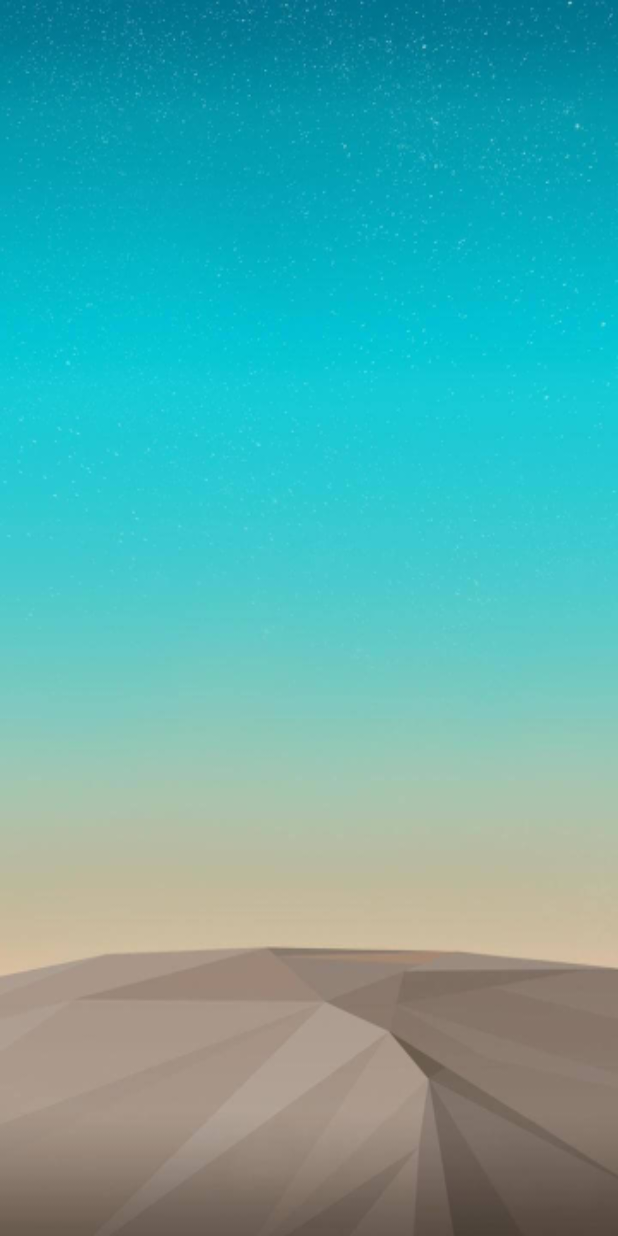
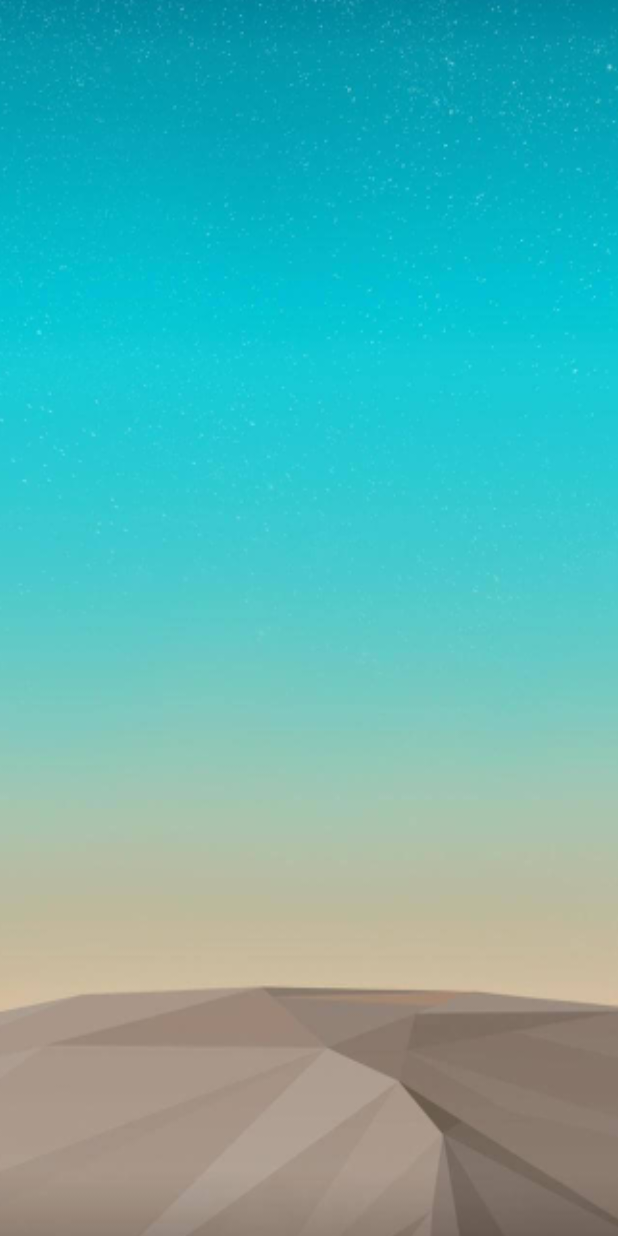
Before and after one commit to lvtanxi/TanxiNote, an Android app: the screen it shows after launch (LaunchAct), on a phone screen of 412 x 824 dp. Run offline under Robolectric (Android 15) with nearby library versions, the phone set to English and light mode, and no system bars; libraries missing offline, so code that uses them is left out: cn.bmob.v3, com.orhanobut.hawk, com.orhanobut.logger, com.zhy.http, rx.android.schedulers and 2 more; 10 statements that could not run were skipped.

Commit message:
优化程序

```diff
--- a/app/src/main/java/com/lv/note/ui/LaunchAct.kt
+++ b/app/src/main/java/com/lv/note/ui/LaunchAct.kt
@@ -1,6 +1,9 @@
 package com.lv.note.ui
 
+import android.animation.AnimatorSet
+import android.animation.ObjectAnimator
 import android.content.Intent
+import android.view.View
 import cn.bmob.v3.BmobQuery
 import com.lv.note.App
 import com.lv.note.R
@@ -24,11 +27,13 @@ class LaunchAct : BaseActivity(){
     val param = "isFrist"
 
     private var mSubscribe: Subscription? =null
+    private var mTopLay: View? =null
     override fun loadLayoutId(): Int {
         return R.layout.act_launch
     }
 
     override fun initViews() {
+        mTopLay=fdb(R.id.launch_lay)
     }
 
     override fun initData() {
@@ -38,7 +43,8 @@ class LaunchAct : BaseActivity(){
 
     override fun onResume() {
         super.onResume()
-        mSubscribe=Observable.timer(800,TimeUnit.MILLISECONDS)
+        startAnim()
+        mSubscribe=Observable.timer(1000,TimeUnit.MILLISECONDS)
                 .subscribe {
                     var mCl:Class<*> = LoginAct::class.java
                     if (App.getInstance().getPerson() == null)
@@ -49,6 +55,16 @@ class LaunchAct : BaseActivity(){
                     finish()
                 }
         addSubscription(mSubscribe)
+    }
+
+    fun startAnim(){
+        mTopLay?.let {
+            val scaleX = ObjectAnimator.ofFloat(mTopLay, "scaleX", 1f, 1.12f)
+            val scaleY = ObjectAnimator.ofFloat(mTopLay, "scaleY", 1f, 1.12f)
+            val animatorSet = AnimatorSet()
+            animatorSet.setDuration(1000).play(scaleX).with(scaleY)
+            animatorSet.start()
+        }
     }
 
     override fun onPause() {
--- a/app/src/main/java/com/lv/note/ui/WeatherFra.kt
+++ b/app/src/main/java/com/lv/note/ui/WeatherFra.kt
@@ -90,6 +90,7 @@ class WeatherFra : BaseFragment(), BGARefreshDelegate.BGARefreshListener {
 
                     override fun onResponse(response: String?, id: Int) {
                         response?.let {
+                            try {
                                 val jsonObj = JSONObject(response)
                                 val code: Int = jsonObj.optInt("errNum")
                                 if (code == 0) {
@@ -114,9 +115,12 @@ class WeatherFra : BaseFragment(), BGARefreshDelegate.BGARefreshListener {
                                     mfancyCoverFlow!!.adapter = LFancyCoverFlowAdapter(activity, datas)
                                     mfancyCoverFlow!!.setSelection(index)
                                     val mWeatherChartData = datas.filterIndexed { i, weather -> (i > index - 3 && i < index + 4) }
-                                mWeatherChartView!!.setTuView(mWeatherChartData, "单位: 摄氏度");
+                                    mWeatherChartView!!.setTuView(mWeatherChartData, "单位: 摄氏度")
                                 } else {
                                     toastError(jsonObj.optString("errMsg"))
+                                }
+                            }catch (e:Exception){
+                                toastError("获取天气失败")
                             }
                         }
                     }
--- a/app/src/main/res/layout/act_launch.xml
+++ b/app/src/main/res/layout/act_launch.xml
@@ -1,8 +1,7 @@
 <?xml version="1.0" encoding="utf-8"?>
 <LinearLayout xmlns:android="http://schemas.android.com/apk/res/android"
-              android:layout_width="match_parent"
-              android:fitsSystemWindows="true"
+              android:id="@+id/launch_lay"
+              style="@style/MatchMatch.Vertical"
               android:background="@drawable/wallpaper_4"
-              android:layout_height="match_parent">
-
+              android:fitsSystemWindows="true">
 </LinearLayout>
--- a/app/src/main/res/layout/act_login.xml
+++ b/app/src/main/res/layout/act_login.xml
@@ -33,6 +33,7 @@
                 android:layout_marginBottom="30dp"
                 android:layout_centerVertical="true"
                 android:src="@drawable/header"
+                android:tint="?attr/colorPrimary"
                 app:aiv_ShowBoarder="true"/>
 
             <android.support.design.widget.TextInputLayout
--- a/app/src/main/res/layout/fra_navigation_drawer.xml
+++ b/app/src/main/res/layout/fra_navigation_drawer.xml
@@ -21,6 +21,7 @@
             app:aiv_BoarderWidth="2dp"
             android:layout_centerVertical="true"
             android:src="@drawable/header"
+            android:tint="?attr/colorPrimary"
             app:aiv_ShowBoarder="true"/>
     </RelativeLayout>
 
```
Lines whose indentation alone changed are shown as unchanged.
